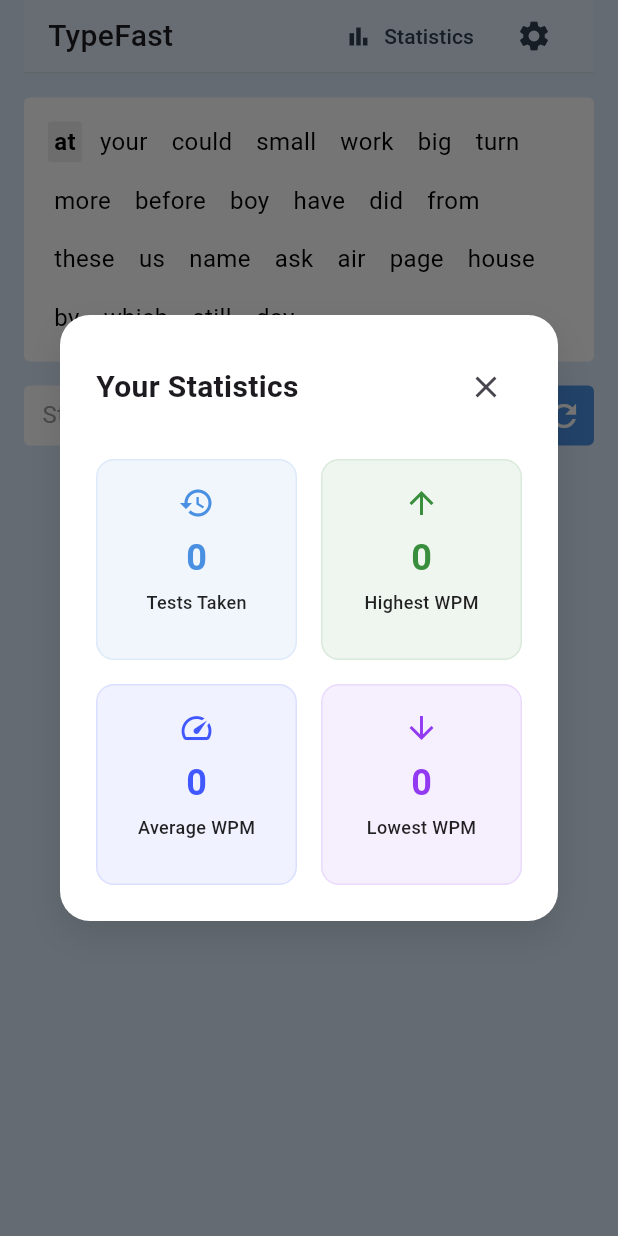
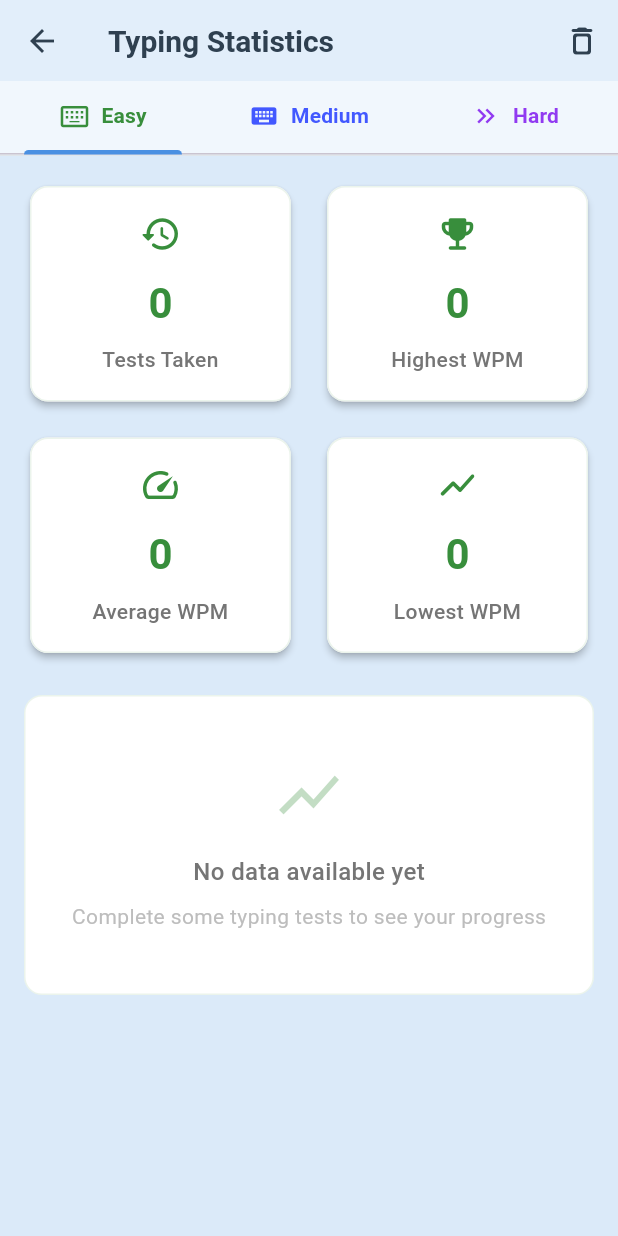
Before and after one commit to chamishkadilina/type_fast, a Flutter app: the screen it shows after launch, after a tap on "Statistics", on a phone screen of 412 x 824 dp. Run offline on Flutter 3.47's test engine with Material 3 defaults, Android fonts, the phone set to English and light mode, and no system bars; our stand-ins replace fl_chart, hive, hive_flutter; accounts and stored records are empty; project files that could hold a hidden picture were left out.

Commit message:
statistics screen added.
#Whats new features:
- category tab bar (easy, medium, hard)
- tests taken
- highest WPM
- average WPM
- lowest WPM

- recent performance chart
- clear all data

```diff
--- a/lib/providers/typing_test_provider.dart
+++ b/lib/providers/typing_test_provider.dart
@@ -23,7 +23,7 @@ class TypingTestProvider extends ChangeNotifier {
 
   // Available time durations in seconds
   final List<int> availableDurations = [
-    5,
+    30,
     60,
     120,
     300,
--- /dev/null
+++ b/lib/screens/statistics_screen.dart
@@ -0,0 +1,422 @@
+import 'package:flutter/material.dart';
+import 'package:flutter/services.dart';
+import 'package:fl_chart/fl_chart.dart';
+import 'package:type_fast/model/test_result.dart';
+import 'package:type_fast/services/statistics_service.dart';
+import 'package:type_fast/widgets/clear_data_dialog.dart';
+
+class StatisticsScreen extends StatefulWidget {
+  const StatisticsScreen({super.key});
+
+  @override
+  State<StatisticsScreen> createState() => _StatisticsScreenState();
+}
+
+class _StatisticsScreenState extends State<StatisticsScreen>
+    with SingleTickerProviderStateMixin {
+  late TabController _tabController;
+  final List<String> _modes = ['Easy', 'Medium', 'Hard'];
+  final List<Color> _modeColors = [
+    const Color(0xFF388E3C), // Easy - Professional forest green
+    const Color(0xFF4258FF), // Medium - Rich blue
+    const Color(0xFF913AF1), // Hard - Deep purple
+  ];
+  final StatisticsService _statisticsService = StatisticsService();
+
+  @override
+  void initState() {
+    super.initState();
+    _tabController = TabController(length: _modes.length, vsync: this);
+    SystemChrome.setSystemUIOverlayStyle(
+      const SystemUiOverlayStyle(
+        statusBarColor: Color(0xFFDBEAF9),
+        statusBarIconBrightness: Brightness.dark,
+        systemNavigationBarColor: Color(0xFFDBEAF9),
+        systemNavigationBarIconBrightness: Brightness.dark,
+      ),
+    );
+  }
+
+  @override
+  void dispose() {
+    _tabController.dispose();
+    super.dispose();
+  }
+
+  Map<String, Map<String, dynamic>> _getStatsByMode() {
+    final results = _statisticsService.getAllResults();
+    Map<String, List<TestResult>> resultsByMode = {
+      'Easy': [],
+      'Medium': [],
+      'Hard': [],
+    };
+
+    for (var result in results) {
+      resultsByMode[result.mode]?.add(result);
+    }
+
+    Map<String, Map<String, dynamic>> statsByMode = {};
+
+    for (var mode in resultsByMode.keys) {
+      final modeResults = resultsByMode[mode]!;
+      if (modeResults.isEmpty) {
+        statsByMode[mode] = {
+          'testsTaken': 0,
+          'highestWpm': 0,
+          'averageWpm': 0,
+          'lowestWpm': 0,
+          'recentTests': <TestResult>[],
+        };
+      } else {
+        final wpms = modeResults.map((r) => r.wpm).toList();
+        final recentTests = List<TestResult>.from(modeResults)
+          ..sort((a, b) => b.timestamp.compareTo(a.timestamp));
+
+        statsByMode[mode] = {
+          'testsTaken': modeResults.length,
+          'highestWpm': wpms.reduce((max, wpm) => wpm > max ? wpm : max),
+          'averageWpm': wpms.reduce((a, b) => a + b) ~/ wpms.length,
+          'lowestWpm': wpms.reduce((min, wpm) => wpm < min ? wpm : min),
+          'recentTests': recentTests.take(10).toList(),
+        };
+      }
+    }
+
+    return statsByMode;
+  }
+
+  Widget _buildStatCard(
+      String label, dynamic value, IconData icon, Color color) {
+    return Card(
+      elevation: 2,
+      shape: RoundedRectangleBorder(borderRadius: BorderRadius.circular(12)),
+      child: Container(
+        padding: const EdgeInsets.all(16),
+        decoration: BoxDecoration(
+          color: Colors.white,
+          borderRadius: BorderRadius.circular(12),
+          border: Border.all(color: color.withValues(alpha: 0.1)),
+        ),
+        child: Column(
+          mainAxisAlignment: MainAxisAlignment.center,
+          children: [
+            Icon(icon, color: color, size: 28),
+            const SizedBox(height: 12),
+            Text(
+              value.toString(),
+              style: TextStyle(
+                fontSize: 28,
+                fontWeight: FontWeight.bold,
+                color: color,
+              ),
+            ),
+            const SizedBox(height: 8),
+            Text(
+              label,
+              textAlign: TextAlign.center,
+              style: TextStyle(
+                fontSize: 14,
+                fontWeight: FontWeight.w500,
+                color: Colors.grey[600],
+              ),
+            ),
+          ],
+        ),
+      ),
+    );
+  }
+
+  Widget _buildProgressGraph(List<TestResult> recentTests, Color color) {
+    if (recentTests.isEmpty) {
+      return Container(
+        height: 200,
+        decoration: BoxDecoration(
+          color: Colors.white,
+          borderRadius: BorderRadius.circular(12),
+          border: Border.all(color: color.withValues(alpha: 0.1)),
+        ),
+        child: Center(
+          child: Column(
+            mainAxisAlignment: MainAxisAlignment.center,
+            children: [
+              Icon(Icons.show_chart,
+                  size: 48, color: color.withValues(alpha: 0.3)),
+              const SizedBox(height: 16),
+              Text(
+                'No data available yet',
+                style: TextStyle(
+                  color: Colors.grey[600],
+                  fontSize: 16,
+                  fontWeight: FontWeight.w500,
+                ),
+              ),
+              const SizedBox(height: 8),
+              Text(
+                'Complete some typing tests to see your progress',
+                style: TextStyle(
+                  color: Colors.grey[400],
+                  fontSize: 14,
+                ),
+              ),
+            ],
+          ),
+        ),
+      );
+    }
+
+    return Card(
+      elevation: 2,
+      shape: RoundedRectangleBorder(borderRadius: BorderRadius.circular(12)),
+      child: Container(
+        padding: const EdgeInsets.all(16),
+        height: 250,
+        child: Column(
+          crossAxisAlignment: CrossAxisAlignment.start,
+          children: [
+            Text(
+              'Recent Performance',
+              style: TextStyle(
+                fontSize: 16,
+                fontWeight: FontWeight.w600,
+                color: color,
+              ),
+            ),
+            const SizedBox(height: 16),
+            Expanded(
+              child: LineChart(
+                LineChartData(
+                  gridData: FlGridData(
+                    show: true,
+                    drawVerticalLine: true,
+                    horizontalInterval: 20,
+                    getDrawingHorizontalLine: (value) =>
+                        FlLine(color: Colors.grey[200]!, strokeWidth: 1),
+                    getDrawingVerticalLine: (value) =>
+                        FlLine(color: Colors.grey[200]!, strokeWidth: 1),
+                  ),
+                  titlesData: FlTitlesData(
+                    bottomTitles: AxisTitles(
+                      sideTitles: SideTitles(
+                        showTitles: true,
+                        reservedSize: 30,
+                        interval: 1,
+                        getTitlesWidget: (value, meta) {
+                          if (value.toInt() >= recentTests.length) {
+                            return const SizedBox();
+                          }
+                          return Padding(
+                            padding: const EdgeInsets.only(top: 8.0),
+                            child: Text(
+                              (value.toInt() + 1).toString(),
+                              style: TextStyle(
+                                color: Colors.grey[600],
+                                fontSize: 12,
+                                fontWeight: FontWeight.w500,
+                              ),
+                            ),
+                          );
+                        },
+                      ),
+                    ),
+                    leftTitles: AxisTitles(
+                      sideTitles: SideTitles(
+                        showTitles: true,
+                        interval: 20,
+                        reservedSize: 40,
+                        getTitlesWidget: (value, meta) => Text(
+                          value.toInt().toString(),
+                          style: TextStyle(
+                            color: Colors.grey[600],
+                            fontSize: 12,
+                            fontWeight: FontWeight.w500,
+                          ),
+                        ),
+                      ),
+                    ),
+                    topTitles: AxisTitles(
+                      sideTitles: SideTitles(showTitles: false),
+                    ),
+                    rightTitles: AxisTitles(
+                      sideTitles: SideTitles(showTitles: false),
+                    ),
+                  ),
+                  borderData: FlBorderData(show: false),
+                  lineBarsData: [
+                    LineChartBarData(
+                      spots: List.generate(recentTests.length, (index) {
+                        final reverseIndex = recentTests.length - 1 - index;
+                        return FlSpot(
+                          index.toDouble(),
+                          recentTests[reverseIndex].wpm.toDouble(),
+                        );
+                      }),
+                      color: color,
+                      barWidth: 3,
+                      dotData: FlDotData(
+                        show: true,
+                        getDotPainter: (spot, percent, barData, index) =>
+                            FlDotCirclePainter(
+                          radius: 4,
+                          color: Colors.white,
+                          strokeWidth: 2,
+                          strokeColor: color,
+                        ),
+                      ),
+                      belowBarData: BarAreaData(
+                        show: true,
+                        color: color.withValues(alpha: 0.1),
+                      ),
+                    ),
+                  ],
+                  minY: 0,
+                ),
+              ),
+            ),
+          ],
+        ),
+      ),
+    );
+  }
+
+  @override
+  Widget build(BuildContext context) {
+    final statsByMode = _getStatsByMode();
+    final isLandscape =
+        MediaQuery.of(context).orientation == Orientation.landscape;
+
+    return Scaffold(
+      backgroundColor: const Color(0xFFDBEAF9),
+      appBar: AppBar(
+        backgroundColor: Colors.white.withValues(alpha: 0.2),
+        actions: [
+          IconButton(
+            icon: const Icon(Icons.delete_outline_rounded,
+                color: Color(0xFF2F4050)),
+            onPressed: () {
+              ClearDataDialog.show(context).then((_) {
+                // Refresh the UI after dialog is closed
+                setState(() {});
+              });
+            },
+            tooltip: 'Clear All Data',
+          ),
+        ],
+        elevation: 0,
+        leading: IconButton(
+          icon: const Icon(Icons.arrow_back, color: Color(0xFF2F4050)),
+          onPressed: () => Navigator.of(context).pop(),
+        ),
+        title: const Text(
+          'Typing Statistics',
+          style: TextStyle(
+            fontSize: 20,
+            fontWeight: FontWeight.w600,
+            color: Color(0xFF2F4050),
+          ),
+        ),
+        bottom: PreferredSize(
+          preferredSize: const Size.fromHeight(48),
+          child: Container(
+            decoration: BoxDecoration(
+              color: Colors.white.withValues(alpha: 0.5),
+              border: Border(
+                bottom: BorderSide(
+                  color: Colors.grey.withValues(alpha: 0.2),
+                ),
+              ),
+            ),
+            child: TabBar(
+              controller: _tabController,
+              tabs: List.generate(_modes.length, (index) {
+                return Tab(
+                  child: Row(
+                    mainAxisAlignment: MainAxisAlignment.center,
+                    children: [
+                      Icon(
+                        index == 0
+                            ? Icons.keyboard_alt_outlined
+                            : index == 1
+                                ? Icons.keyboard
+                                : Icons.keyboard_double_arrow_right,
+                        color: _modeColors[index],
+                        size: 20,
+                      ),
+                      const SizedBox(width: 8),
+                      Text(
+                        _modes[index],
+                        style: TextStyle(
+                          color: _modeColors[index],
+                          fontWeight: FontWeight.w600,
+                          fontSize: 14,
+                        ),
+                      ),
+                    ],
+                  ),
+                );
+              }),
+              indicatorColor: const Color(0xFF4A90E2),
+              indicatorWeight: 3,
+            ),
+          ),
+        ),
+      ),
+      body: TabBarView(
+        controller: _tabController,
+        children: List.generate(_modes.length, (index) {
+          final stats = statsByMode[_modes[index]]!;
+          return LayoutBuilder(
+            builder: (context, constraints) {
+              return SingleChildScrollView(
+                padding: const EdgeInsets.all(16),
+                child: Column(
+                  crossAxisAlignment: CrossAxisAlignment.start,
+                  children: [
+                    GridView.count(
+                      shrinkWrap: true,
+                      physics: const NeverScrollableScrollPhysics(),
+                      crossAxisCount: isLandscape ? 4 : 2,
+                      mainAxisSpacing: 16,
+                      crossAxisSpacing: 16,
+                      childAspectRatio: isLandscape ? 1.5 : 1.2,
+                      children: [
+                        _buildStatCard(
+                          'Tests Taken',
+                          stats['testsTaken'],
+                          Icons.history_rounded,
+                          _modeColors[index],
+                        ),
+                        _buildStatCard(
+                          'Highest WPM',
+                          stats['highestWpm'],
+                          Icons.emoji_events_rounded,
+                          _modeColors[index],
+                        ),
+                        _buildStatCard(
+                          'Average WPM',
+                          stats['averageWpm'],
+                          Icons.speed_rounded,
+                          _modeColors[index],
+                        ),
+                        _buildStatCard(
+                          'Lowest WPM',
+                          stats['lowestWpm'],
+                          Icons.show_chart_rounded,
+                          _modeColors[index],
+                        ),
+                      ],
+                    ),
+                    const SizedBox(height: 24),
+                    _buildProgressGraph(
+                      stats['recentTests'],
+                      _modeColors[index],
+                    ),
+                  ],
+                ),
+              );
+            },
+          );
+        }),
+      ),
+    );
+  }
+}
--- a/lib/screens/typing_test_screen.dart
+++ b/lib/screens/typing_test_screen.dart
@@ -1,7 +1,7 @@
 // lib/screens/typing_test_screen.dart
 import 'package:flutter/material.dart';
 import 'package:provider/provider.dart';
-import 'package:type_fast/widgets/statistics_dialog.dart';
+import 'package:type_fast/screens/statistics_screen.dart';
 import '../providers/typing_test_provider.dart';
 import '../widgets/word_display.dart';
 
@@ -76,10 +76,14 @@ class _TypingTestScreenState extends State<TypingTestScreen> {
                       mainAxisSize: MainAxisSize.min,
                       children: [
                         TextButton.icon(
-                          onPressed: () => showDialog(
-                            context: context,
-                            builder: (_) => const StatisticsDialog(),
-                          ),
+                          onPressed: () {
+                            Navigator.push(
+                              context,
+                              MaterialPageRoute(
+                                builder: (context) => const StatisticsScreen(),
+                              ),
+                            );
+                          },
                           icon: const Icon(
                             Icons.bar_chart,
                             color: Color(0xFF2F4050),
--- /dev/null
+++ b/lib/widgets/clear_data_dialog.dart
@@ -0,0 +1,81 @@
+// lib/widgets/clear_data_dialog.dart
+import 'package:flutter/material.dart';
+import 'package:hive_flutter/hive_flutter.dart';
+import 'package:type_fast/model/test_result.dart';
+
+class ClearDataDialog {
+  static Future<void> show(BuildContext context) async {
+    return showDialog(
+      context: context,
+      builder: (BuildContext context) {
+        return AlertDialog(
+          shape: RoundedRectangleBorder(
+            borderRadius: BorderRadius.circular(12),
+          ),
+          title: const Text(
+            'Clear All Data',
+            style: TextStyle(
+              fontWeight: FontWeight.w600,
+              color: Color(0xFF2F4050),
+            ),
+          ),
+          content: const Text(
+            'Are you sure you want to clear all typing test results? This action cannot be undone.',
+            style: TextStyle(
+              color: Colors.black87,
+              fontSize: 16,
+            ),
+          ),
+          actions: [
+            TextButton(
+              onPressed: () => Navigator.of(context).pop(),
+              child: Text(
+                'Cancel',
+                style: TextStyle(
+                  color: Colors.grey[600],
+                  fontWeight: FontWeight.w500,
+                ),
+              ),
+            ),
+            TextButton(
+              onPressed: () async {
+                await _clearAllData(context);
+                Navigator.of(context).pop();
+              },
+              child: const Text(
+                'Clear Data',
+                style: TextStyle(
+                  color: Colors.red,
+                  fontWeight: FontWeight.w600,
+                ),
+              ),
+            ),
+          ],
+        );
+      },
+    );
+  }
+
+  static Future<void> _clearAllData(BuildContext context) async {
+    final box = Hive.box<TestResult>('test_results');
+    await box.clear();
+
+    if (context.mounted) {
+      ScaffoldMessenger.of(context).showSnackBar(
+        SnackBar(
+          content: const Text(
+            'All typing test results have been cleared',
+            style: TextStyle(color: Colors.white),
+          ),
+          backgroundColor: const Color(0xFF2F4050),
+          behavior: SnackBarBehavior.floating,
+          shape: RoundedRectangleBorder(
+            borderRadius: BorderRadius.circular(10),
+          ),
+          margin: const EdgeInsets.all(16),
+          duration: const Duration(seconds: 2),
+        ),
+      );
+    }
+  }
+}
--- a/lib/widgets/statistics_dialog.dart
+++ /dev/null
@@ -1,118 +0,0 @@
-// lib/widgets/statistics_dialog.dart
-import 'package:flutter/material.dart';
-import '../services/statistics_service.dart';
-
-class StatisticsDialog extends StatelessWidget {
-  const StatisticsDialog({super.key});
-
-  @override
-  Widget build(BuildContext context) {
-    final stats = StatisticsService().getStatistics();
-
-    Widget _buildStatCard(String label, int value, IconData icon, Color color) {
-      return Container(
-        padding: const EdgeInsets.all(16),
-        decoration: BoxDecoration(
-          color: color.withOpacity(0.08),
-          borderRadius: BorderRadius.circular(12),
-          border: Border.all(color: color.withOpacity(0.12)),
-        ),
-        child: Column(
-          children: [
-            Icon(icon, color: color, size: 24),
-            const SizedBox(height: 8),
-            Text(
-              value.toString(),
-              style: TextStyle(
-                fontSize: 24,
-                fontWeight: FontWeight.bold,
-                color: color,
-              ),
-            ),
-            const SizedBox(height: 4),
-            Text(
-              label,
-              style: TextStyle(
-                fontSize: 12,
-                color: Colors.black87,
-                fontWeight: FontWeight.w500,
-              ),
-            ),
-          ],
-        ),
-      );
-    }
-
-    return Dialog(
-      backgroundColor: Colors.transparent,
-      child: Container(
-        padding: const EdgeInsets.all(24),
-        decoration: BoxDecoration(
-          color: Colors.white,
-          borderRadius: BorderRadius.circular(20),
-          boxShadow: [
-            BoxShadow(
-              color: Colors.black.withOpacity(0.1),
-              blurRadius: 20,
-              offset: const Offset(0, 10),
-            ),
-          ],
-        ),
-        child: Column(
-          mainAxisSize: MainAxisSize.min,
-          children: [
-            Row(
-              children: [
-                const Text(
-                  'Your Statistics',
-                  style: TextStyle(
-                    fontSize: 20,
-                    fontWeight: FontWeight.bold,
-                  ),
-                ),
-                const Spacer(),
-                IconButton(
-                  icon: const Icon(Icons.close),
-                  onPressed: () => Navigator.of(context).pop(),
-                ),
-              ],
-            ),
-            const SizedBox(height: 24),
-            GridView.count(
-              shrinkWrap: true,
-              crossAxisCount: 2,
-              mainAxisSpacing: 16,
-              crossAxisSpacing: 16,
-              children: [
-                _buildStatCard(
-                  'Tests Taken',
-                  stats['testsTaken']!,
-                  Icons.history,
-                  const Color(0xFF4A90E2),
-                ),
-                _buildStatCard(
-                  'Highest WPM',
-                  stats['highestWpm']!,
-                  Icons.arrow_upward,
-                  const Color(0xFF388E3C),
-                ),
-                _buildStatCard(
-                  'Average WPM',
-                  stats['averageWpm']!,
-                  Icons.speed,
-                  const Color(0xFF4258FF),
-                ),
-                _buildStatCard(
-                  'Lowest WPM',
-                  stats['lowestWpm']!,
-                  Icons.arrow_downward,
-                  const Color(0xFF913AF1),
-                ),
-              ],
-            ),
-          ],
-        ),
-      ),
-    );
-  }
-}
--- a/pubspec.yaml
+++ b/pubspec.yaml
@@ -30,11 +30,13 @@ environment:
 dependencies:
   build_runner: ^2.4.14
   cupertino_icons: ^1.0.8
+  fl_chart: ^0.70.2
   flutter:
     sdk: flutter
   hive: ^2.2.3
   hive_flutter: ^1.1.0
   hive_generator: ^2.0.1
+  intl: ^0.20.2
   provider: ^6.1.2
 
 dev_dependencies:
```
Also changed, not shown: pubspec.lock, 1 other file.
